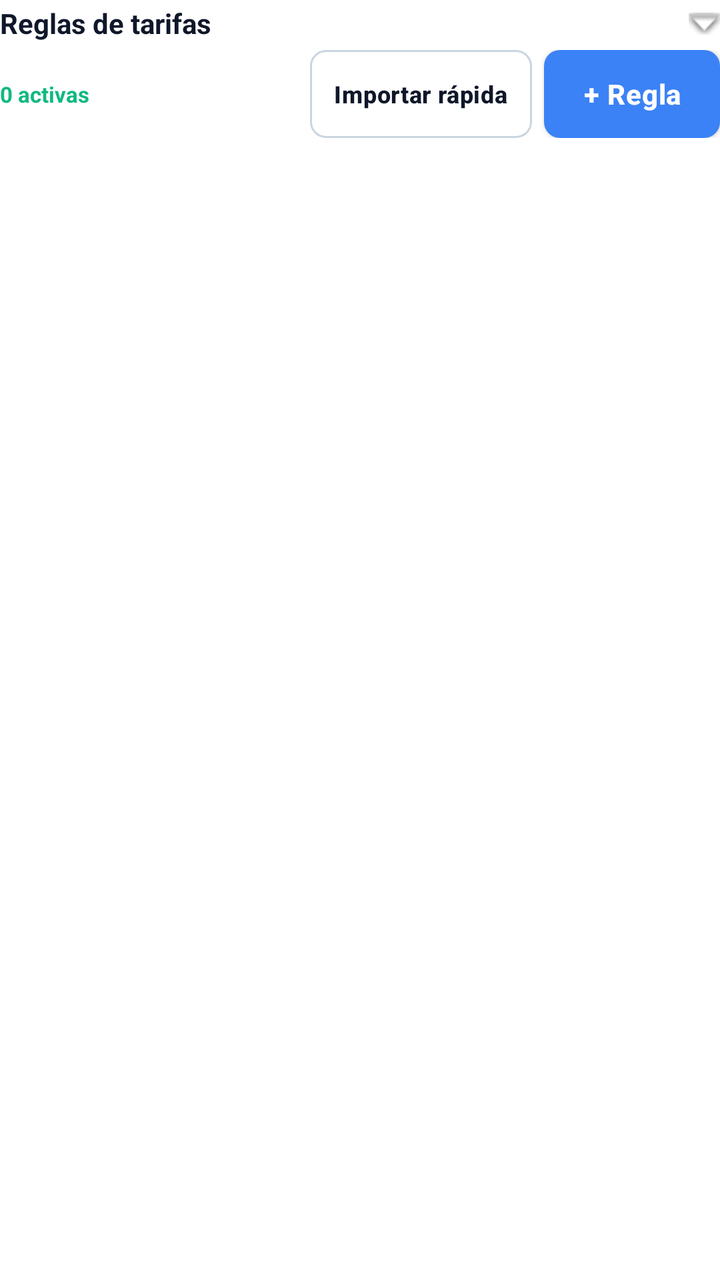
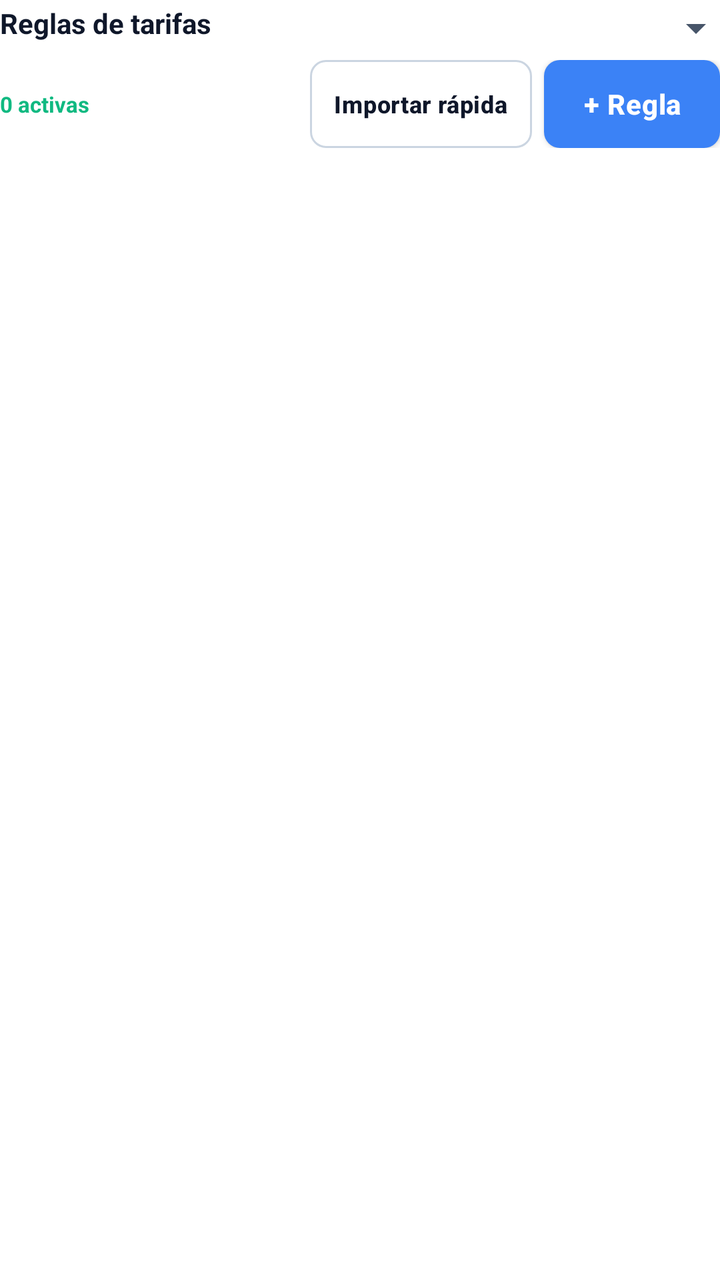

The first picture is an Android layout as it rendered before a commit; the second is the same layout after the commit. The layout source and the unified diff follow.
<!-- AndroidManifest.xml: application theme AppTheme -->
<!-- res/layout/fragment_tarifas_rules.xml -->
<?xml version="1.0" encoding="utf-8"?>
<LinearLayout xmlns:android="http://schemas.android.com/apk/res/android"
    xmlns:app="http://schemas.android.com/apk/res-auto"
    android:layout_width="match_parent"
    android:layout_height="match_parent"
    android:orientation="vertical">

    <TextView
        android:id="@+id/tvRulesHeader"
        android:layout_width="match_parent"
        android:layout_height="wrap_content"
        android:text="Reglas de tarifas"
        android:textSize="14sp"
        android:textStyle="bold"
        android:textColor="@color/text_primary"
        android:paddingTop="2dp"
        android:paddingBottom="4dp"
        android:clickable="true"
        android:focusable="true"
        android:foreground="?attr/selectableItemBackground"
        android:drawableEnd="@android:drawable/arrow_down_float"
        android:drawablePadding="6dp"/>

    <LinearLayout
        android:id="@+id/layoutRulesHeaderExpanded"
        android:layout_width="match_parent"
        android:layout_height="wrap_content"
        android:orientation="vertical"
        android:visibility="gone"
        android:paddingBottom="6dp">

        <TextView
            android:layout_width="match_parent"
            android:layout_height="wrap_content"
            android:text="Prioridad 1 = primero. Tipos: Whole Foods, Amazon.com, Sub Same Day, Otros (cada uno con icono). Pago: bloque, $/h o manual."
            android:textSize="11sp"
            android:textColor="@color/text_hint"
            android:layout_marginBottom="6dp"/>

        <TextView
            style="@style/InfoBox"
            android:text="ⓘ  Sin coincidencia se rechaza. Toca el número azul para cambiar prioridad. Importar copia los criterios de la tarifa rápida."/>
    </LinearLayout>

    <LinearLayout
        android:layout_width="match_parent"
        android:layout_height="wrap_content"
        android:orientation="horizontal"
        android:gravity="center_vertical"
        android:paddingBottom="6dp">

        <TextView
            android:id="@+id/tvRulesActiveCount"
            android:layout_width="0dp"
            android:layout_height="wrap_content"
            android:layout_weight="1"
            android:text="0 activas"
            android:textSize="11sp"
            android:textStyle="bold"
            android:textColor="@color/green_400"/>

        <com.google.android.material.button.MaterialButton
            android:id="@+id/btnImportClassic"
            style="@style/SparkButtonCompact"
            android:layout_width="wrap_content"
            android:layout_height="wrap_content"
            android:minHeight="44dp"
            android:text="Importar rápida"
            android:textAllCaps="false"
            android:layout_marginEnd="6dp"
            android:insetTop="0dp"
            android:insetBottom="0dp"
            app:cornerRadius="8dp"/>

        <com.google.android.material.button.MaterialButton
            android:id="@+id/btnAddRule"
            style="@style/SparkButtonPrimary"
            android:layout_width="wrap_content"
            android:layout_height="wrap_content"
            android:minHeight="44dp"
            android:minWidth="88dp"
            android:text="+ Regla"
            android:textAllCaps="false"
            android:paddingLeft="12dp"
            android:paddingRight="12dp"
            android:insetTop="0dp"
            android:insetBottom="0dp"
            app:cornerRadius="8dp"/>
    </LinearLayout>

    <androidx.recyclerview.widget.RecyclerView
        android:id="@+id/recyclerRules"
        android:layout_width="match_parent"
        android:layout_height="0dp"
        android:layout_weight="1"
        android:clipToPadding="false"
        android:paddingBottom="4dp"/>

    <TextView
        android:id="@+id/tvRulesEmpty"
        android:layout_width="match_parent"
        android:layout_height="0dp"
        android:layout_weight="1"
        android:gravity="center"
        android:text="Sin reglas. Pulsa + Regla o Importar."
        android:textColor="@color/text_hint"
        android:textSize="14sp"
        android:visibility="gone"/>

</LinearLayout>
<!-- resources referenced by this layout -->
<resources>
  <color name="green_400">#10B981</color>
  <color name="text_hint">#94A3B8</color>
  <color name="text_primary">#0F172A</color>
  <style name="InfoBox">
          <item name="android:layout_width">match_parent</item>
          <item name="android:layout_height">wrap_content</item>
          <item name="android:background">@drawable/info_bg</item>
          <item name="android:padding">12dp</item>
          <item name="android:textSize">12sp</item>
          <item name="android:textColor">@color/text_secondary</item>
          <item name="android:lineSpacingExtra">3dp</item>
      </style>
  <style name="SparkButtonCompact" parent="SparkButtonSecondary">
          <item name="android:minHeight">40dp</item>
          <item name="android:paddingTop">8dp</item>
          <item name="android:paddingBottom">8dp</item>
          <item name="android:paddingLeft">12dp</item>
          <item name="android:paddingRight">12dp</item>
          <item name="android:textSize">12sp</item>
          <item name="cornerRadius">10dp</item>
      </style>
  <!-- drawable info_bg (drawable) -->
  <?xml version="1.0" encoding="utf-8"?>
  <shape xmlns:android="http://schemas.android.com/apk/res/android">
      <solid android:color="@color/blue_bg"/>
      <stroke android:width="1dp" android:color="@color/border_subtle"/>
      <corners android:radius="10dp"/>
  </shape>
  <color name="text_secondary">#475569</color>
  <style name="SparkButtonSecondary" parent="Widget.MaterialComponents.Button.OutlinedButton">
          <item name="android:minHeight">48dp</item>
          <item name="android:paddingTop">12dp</item>
          <item name="android:paddingBottom">12dp</item>
          <item name="android:textSize">14sp</item>
          <item name="cornerRadius">12dp</item>
          <item name="strokeWidth">1dp</item>
          <item name="strokeColor">@color/border_input</item>
          <item name="android:textColor">@color/text_primary</item>
          <item name="android:textAllCaps">false</item>
          <item name="android:insetTop">0dp</item>
          <item name="android:insetBottom">0dp</item>
      </style>
  <color name="button_primary_bg">#3B82F6</color>
  <color name="button_primary_text">#FFFFFF</color>
  <color name="colorPrimary">#FFFFFF</color>
  <color name="colorPrimaryDark">#FFFFFF</color>
  <color name="colorAccent">#3B82F6</color>
  <color name="bg_card">#FFFFFF</color>
  <color name="bg_page">#FFFFFF</color>
  <style name="SparkSwitch" parent="Widget.MaterialComponents.CompoundButton.Switch">
          <item name="thumbTint">@color/header_switch_thumb</item>
          <item name="trackTint">@color/switch_track_selector</item>
      </style>
  <color name="blue_bg">#EFF6FF</color>
  <color name="border_subtle">#E2E8F0</color>
  <color name="border_input">#CBD5E1</color>
  <style name="SparkAlertDialogTitle" parent="MaterialAlertDialog.MaterialComponents.Title.Text">
          <item name="android:textColor">@color/text_primary</item>
      </style>
  <style name="SparkAlertDialogBody" parent="MaterialAlertDialog.MaterialComponents.Body.Text">
          <item name="android:textColor">@color/text_secondary</item>
      </style>
  <style name="SparkAlertDialogButton" parent="Widget.MaterialComponents.Button.TextButton.Dialog">
          <item name="android:textColor">@color/colorAccent</item>
          <item name="rippleColor">@color/sidebar_ripple</item>
      </style>
  <color name="sidebar_ripple">#1A3B82F6</color>
  <!-- unchanged entries left out for length: 3 -->
</resources>

<!-- the commit's change to res/layout/fragment_tarifas_rules.xml (unified diff, before → after) -->
@@ -18,7 +18,7 @@
         android:clickable="true"
         android:focusable="true"
         android:foreground="?attr/selectableItemBackground"
-        android:drawableEnd="@android:drawable/arrow_down_float"
+        android:drawableEnd="@drawable/ic_chevron_down"
         android:drawablePadding="6dp"/>
 
     <LinearLayout
<!-- resource entries referenced after the edit -->
@@ -3,6 +3,17 @@
   <color name="green_400">#10B981</color>
   <color name="text_hint">#94A3B8</color>
   <color name="text_primary">#0F172A</color>
+  <!-- drawable ic_chevron_down (drawable) -->
+  <?xml version="1.0" encoding="utf-8"?>
+  <vector xmlns:android="http://schemas.android.com/apk/res/android"
+      android:width="24dp"
+      android:height="24dp"
+      android:viewportWidth="24"
+      android:viewportHeight="24">
+      <path
+          android:fillColor="@color/text_secondary"
+          android:pathData="M7,10l5,5 5,-5z" />
+  </vector>
   <style name="InfoBox">
           <item name="android:layout_width">match_parent</item>
           <item name="android:layout_height">wrap_content</item>
